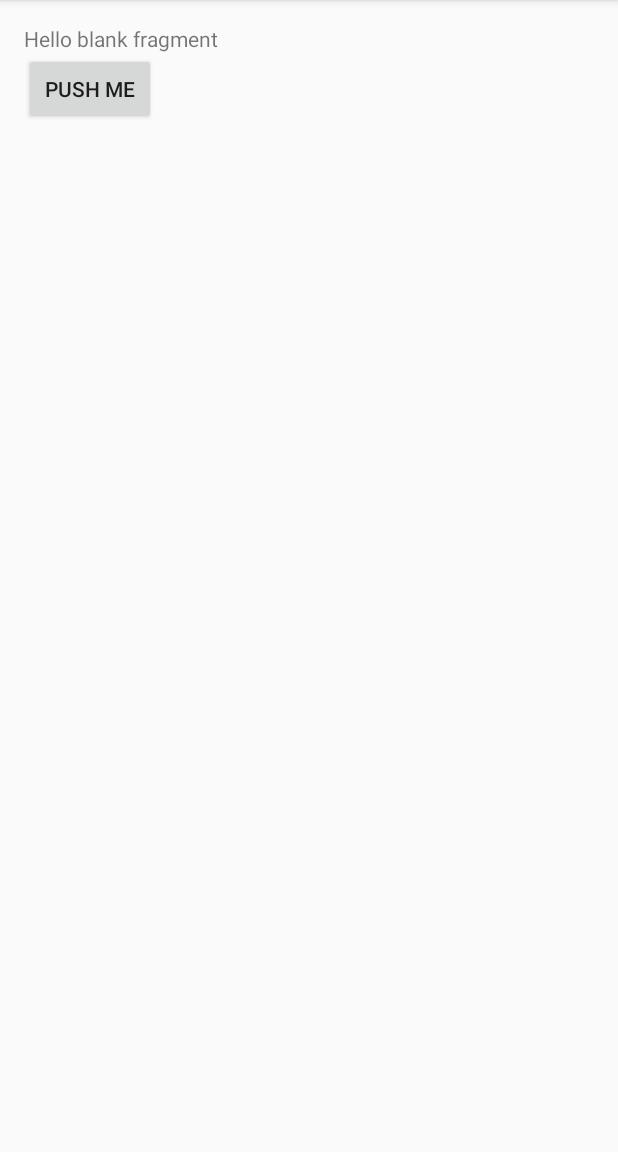
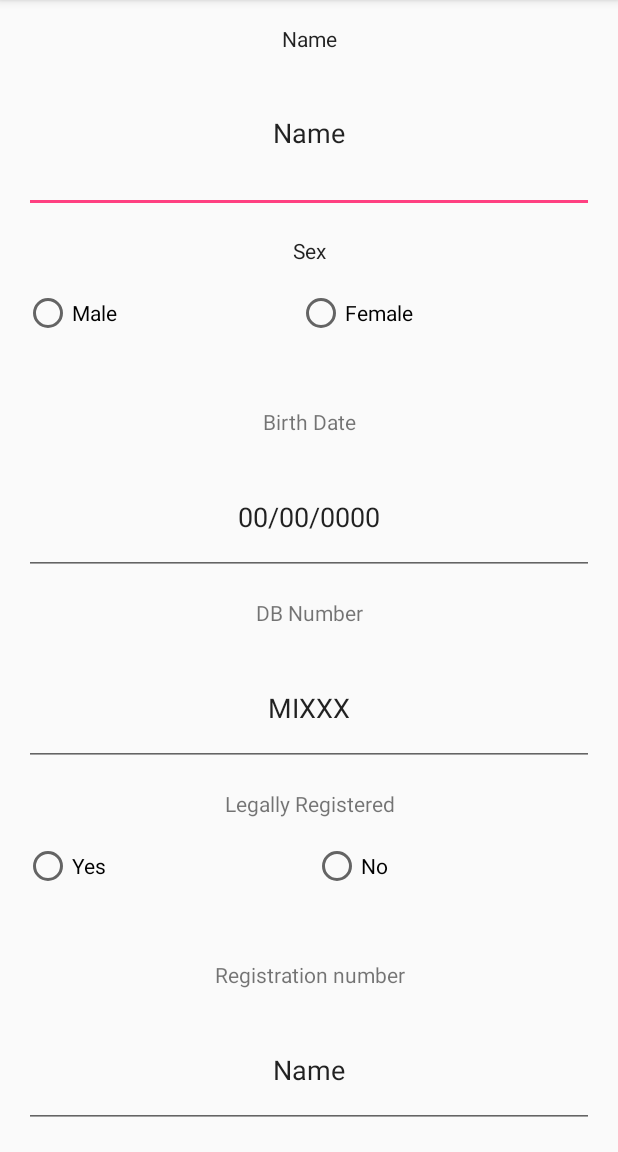
Before and after one commit to ElephantAsia/Elephant-Asia-mobile, an Android app: the screen it shows after launch (MainActivity), on a phone screen of 412 x 824 dp, the part 84-1236 px from its top. Run offline under Robolectric (Android 15) with nearby library versions, the phone set to English and light mode, and no system bars.

Commit message:
Just vie setting

```diff
--- a/app/src/main/java/fr/elefantasia/elefantasia/MainFragment.java
+++ b/app/src/main/java/fr/elefantasia/elefantasia/MainFragment.java
@@ -7,17 +7,17 @@ import android.view.LayoutInflater;
 import android.view.View;
 import android.view.ViewGroup;
 import android.widget.Button;
+import android.widget.LinearLayout;
 
 import fr.elefantasia.elefantasia.R;
 
 public class MainFragment extends Fragment {
 
-    private Button pushme;
-
     public MainFragment() {
         // Required empty public constructor
     }
 
+    private LinearLayout addLayout;
 
     @Override
     public View onCreateView(LayoutInflater inflater, ViewGroup container,
@@ -25,14 +25,7 @@ public class MainFragment extends Fragment {
         // Inflate the layout for this fragment
         View view = inflater.inflate(R.layout.main_fragment, container, false);
 
-        pushme = (Button) view.findViewById(R.id.main_button);
-
-        pushme.setOnClickListener(new View.OnClickListener() {
-            @Override
-            public void onClick(View v) {
-                ((MainActivity)getActivity()).push();
-            }
-        });
+        addLayout = (LinearLayout) view.findViewById(R.id.addView);
 
         return (view);
     }
--- a/app/src/main/res/layout/main_fragment.xml
+++ b/app/src/main/res/layout/main_fragment.xml
@@ -4,16 +4,151 @@
     android:layout_width="match_parent"
     android:layout_height="match_parent">
 
-    <TextView
-        android:layout_width="wrap_content"
-        android:layout_height="wrap_content"
-        android:text="@string/hello_blank_fragment"
-        android:id="@+id/textView" />
+    <LinearLayout
+        android:orientation="vertical"
+        android:layout_width="match_parent"
+        android:layout_height="match_parent"
+        android:clipChildren="false"
+        android:clipToPadding="false"
+        android:id="@+id/addView">
 
-    <Button
-        android:id="@+id/main_button"
-        android:text="push me"
-        android:layout_width="wrap_content"
-        android:layout_height="wrap_content" />
+        <TextView
+            android:text="Name"
+            android:layout_width="match_parent"
+            android:layout_height="wrap_content"
+            android:layout_weight="1"
+            android:id="@+id/tvName"
+            android:textAppearance="@style/TextAppearance.AppCompat"
+            android:gravity="center_horizontal" />
 
+        <EditText
+            android:layout_width="match_parent"
+            android:layout_height="wrap_content"
+            android:layout_weight="1"
+            android:inputType="textPersonName"
+            android:text="Name"
+            android:ems="10"
+            android:id="@+id/etName"
+            android:gravity="center_horizontal" />
+
+        <TextView
+            android:text="Sex"
+            android:layout_height="wrap_content"
+            android:layout_weight="1"
+            android:id="@+id/tvSex"
+            android:gravity="center_vertical|center_horizontal"
+            android:textAppearance="@style/TextAppearance.AppCompat"
+            android:layout_width="match_parent" />
+
+        <RadioGroup
+            android:layout_width="match_parent"
+            android:orientation="horizontal"
+            android:layout_weight="1"
+            android:layout_height="wrap_content"
+            >
+
+            <RadioButton
+                android:text="Male"
+                android:layout_width="wrap_content"
+                android:layout_height="wrap_content"
+                android:layout_weight="1"
+                android:id="@+id/rbMale"
+                android:duplicateParentState="false" />
+
+            <RadioButton
+                android:text="Female"
+                android:layout_width="wrap_content"
+                android:layout_height="wrap_content"
+                android:layout_weight="1"
+                android:id="@+id/rbFemale" />
+        </RadioGroup>
+
+        <TextView
+            android:layout_width="match_parent"
+            android:layout_height="wrap_content"
+            android:layout_weight="1"
+            android:id="@+id/tvBirthDate"
+            android:text="Birth Date"
+            android:layout_gravity="center_vertical|center_horizontal"
+            android:gravity="center_vertical|center_horizontal" />
+
+        <EditText
+            android:layout_width="match_parent"
+            android:layout_height="wrap_content"
+            android:layout_weight="1"
+            android:inputType="date"
+            android:ems="10"
+            android:id="@+id/etBirthDate"
+            android:text="00/00/0000"
+            android:gravity="center_vertical|center_horizontal" />
+
+        <TextView
+            android:layout_width="match_parent"
+            android:layout_height="wrap_content"
+            android:layout_weight="1"
+            android:id="@+id/tvDBNumber"
+            android:text="DB Number"
+            android:gravity="center_vertical|center_horizontal" />
+
+        <EditText
+            android:layout_width="match_parent"
+            android:layout_height="wrap_content"
+            android:layout_weight="1"
+            android:ems="10"
+            android:id="@+id/etDBNumber"
+            android:inputType="text"
+            android:text="MIXXX"
+            android:gravity="center_vertical|center_horizontal" />
+
+        <TextView
+            android:text="Legally Registered"
+            android:layout_width="match_parent"
+            android:layout_height="wrap_content"
+            android:id="@+id/tvLegally"
+            android:gravity="center_vertical|center_horizontal"
+            android:layout_weight="1"
+            />
+
+        <RadioGroup
+            android:layout_width="match_parent"
+            android:orientation="horizontal"
+            android:layout_height="wrap_content"
+            android:layout_weight="1"
+            >
+
+            <RadioButton
+                android:text="Yes"
+                android:layout_width="wrap_content"
+                android:layout_height="wrap_content"
+                android:id="@+id/rbLegallyYes"
+                android:layout_weight="1"
+                android:duplicateParentState="false"
+                />
+
+            <RadioButton
+                android:text="No"
+                android:layout_width="wrap_content"
+                android:layout_height="wrap_content"
+                android:id="@+id/rbLegallyNo"
+                android:layout_weight="1" />
+        </RadioGroup>
+
+        <TextView
+            android:text="Registration number"
+            android:layout_width="match_parent"
+            android:layout_height="wrap_content"
+            android:layout_weight="1"
+            android:id="@+id/RegistrationNumber"
+            android:gravity="center_vertical|center_horizontal" />
+
+        <EditText
+            android:layout_width="match_parent"
+            android:layout_height="wrap_content"
+            android:layout_weight="1"
+            android:inputType="textPersonName"
+            android:text="Name"
+            android:ems="10"
+            android:id="@+id/etRegistrationNumber"
+            android:gravity="center_vertical|center_horizontal" />
+    </LinearLayout>
 </LinearLayout>
```
